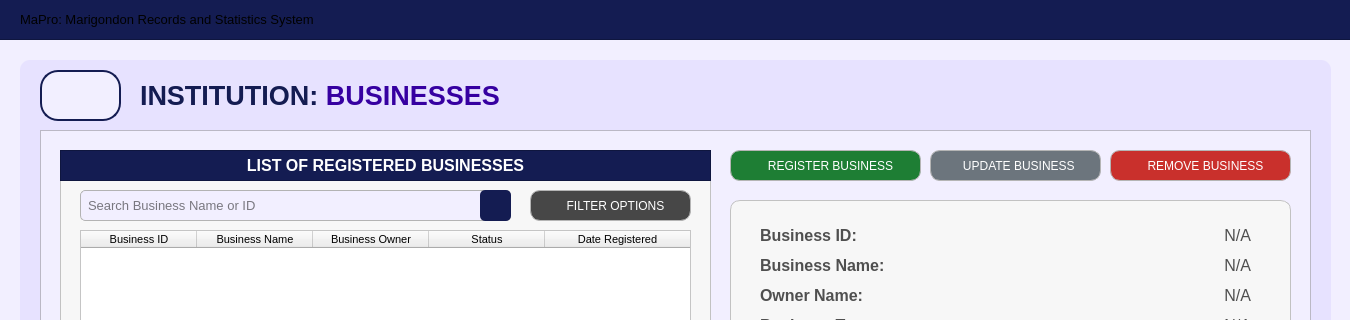
Qt form Resources/UIs/MainPages/InstitutionPages/business.ui (Yohhannn/Barangay-Records-Statistics-System) before a commit; both pictures show x 0 to 1350 and y 0 to 320 of the 1350 by 850 pixel window.
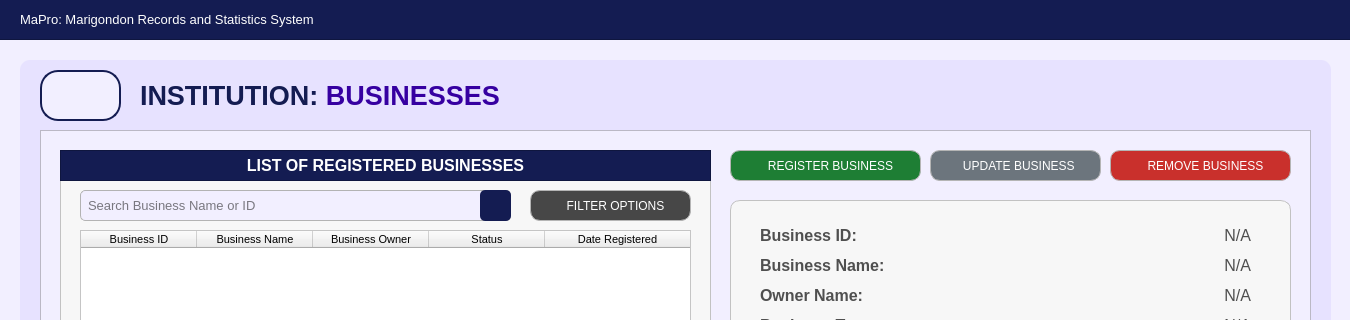
The same form after that commit. Icons and pictures are not drawn.

Patch:
```diff
--- a/Resources/UIs/MainPages/InstitutionPages/business.ui
+++ b/Resources/UIs/MainPages/InstitutionPages/business.ui
@@ -70,7 +70,7 @@
     <property name="styleSheet">
      <string notr="true">#app_title {
 	background-color: transparent;
-	color: #white;
+	color: #FFFFFF;
 }
 </string>
     </property>
```
Left out of the diff: 30 changed lines with no effect on the pictures.
